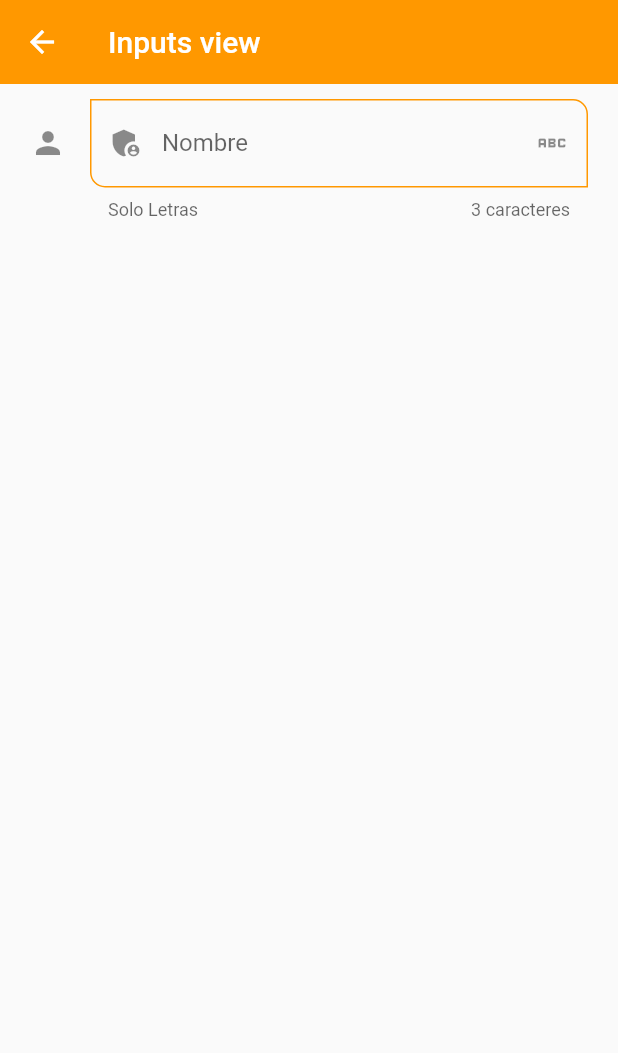
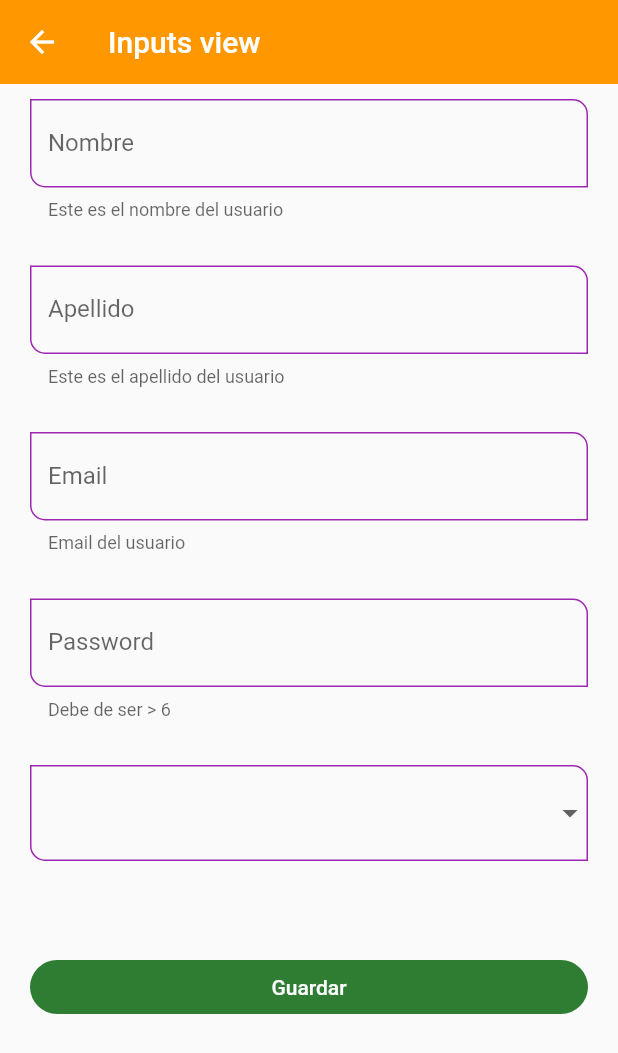
Before and after one commit to rodri2d2/FlutterWidgets, a Flutter app: the InputsView screen opened by its route, on a phone screen of 412 x 824 dp. Shown: the top 1053 px of the screen. Run offline on Flutter 3.47's test engine with Material 2 defaults, Android fonts, the phone set to English and light mode, and no system bars; missing offline and left inert: dart:ffi.

Commit message:
Update Inputs View
Create a custom TextField
Add a drop menu
Add TextField themes to app theme

```diff
--- a/lib/resourses/app_theme.dart
+++ b/lib/resourses/app_theme.dart
@@ -34,9 +34,16 @@ class AppTheme {
     ),
 
     //
-    inputDecorationTheme: InputDecorationTheme(
+    inputDecorationTheme: const InputDecorationTheme(
       floatingLabelStyle: TextStyle(color: primary),
       enabledBorder: OutlineInputBorder(
+        borderSide: BorderSide(color: Colors.purple),
+        borderRadius: BorderRadius.only(
+          bottomLeft: Radius.circular(10),
+          topRight: Radius.circular(10),
+        ),
+      ),
+      focusedBorder: OutlineInputBorder(
         borderSide: BorderSide(color: primary),
         borderRadius: BorderRadius.only(
           bottomLeft: Radius.circular(10),
--- a/lib/views/comon_components/comon_components.dart
+++ b/lib/views/comon_components/comon_components.dart
@@ -1,2 +1,3 @@
 export 'package:flutter_widgets/views/comon_components/custom_card_type_one.dart';
 export 'package:flutter_widgets/views/comon_components/custom_cart_type_two.dart';
+export 'package:flutter_widgets/views/comon_components/custom_text_field.dart';
--- /dev/null
+++ b/lib/views/comon_components/custom_text_field.dart
@@ -0,0 +1,56 @@
+import 'dart:ffi';
+
+import 'package:flutter/material.dart';
+
+class CustomInputField extends StatelessWidget {
+  final String? hintText;
+  final String? labelText;
+  final String? helperText;
+  final IconData? icon;
+  final IconData? preffixIcon;
+  final IconData? suffixIcon;
+  final TextInputType type;
+  final bool isPassword;
+
+  //
+  final String formProperty;
+  final Map<String, dynamic> formValues;
+
+  const CustomInputField({
+    super.key,
+    this.hintText,
+    this.labelText,
+    this.helperText,
+    this.icon,
+    this.preffixIcon,
+    this.suffixIcon,
+    this.type = TextInputType.name,
+    this.isPassword = false,
+    required this.formProperty,
+    required this.formValues,
+  });
+
+  @override
+  Widget build(BuildContext context) {
+    return TextFormField(
+      autofocus: false,
+      textCapitalization: TextCapitalization.words,
+      keyboardType: type,
+      obscureText: isPassword,
+      onChanged: (value) => formValues[formProperty] = value,
+      // validator: (value) {
+      //   if (value == null) return 'Este campo es requerido';
+      //   return value.length < 3 ? 'Min. 3 letras' : null;
+      // },
+      autovalidateMode: AutovalidateMode.onUserInteraction,
+      decoration: InputDecoration(
+        hintText: hintText,
+        labelText: labelText,
+        helperText: helperText,
+        suffixIcon: suffixIcon == null ? null : Icon(suffixIcon),
+        prefixIcon: preffixIcon == null ? null : Icon(preffixIcon),
+        icon: icon == null ? null : Icon(icon),
+      ),
+    );
+  }
+}
--- a/lib/views/inputsView.dart
+++ b/lib/views/inputsView.dart
@@ -1,43 +1,100 @@
 import 'package:flutter/material.dart';
+import 'package:flutter_widgets/views/comon_components/comon_components.dart';
 
 class InputsView extends StatelessWidget {
   const InputsView({super.key});
 
   @override
   Widget build(BuildContext context) {
+    // Esta key sera asignada al formulario
+    final GlobalKey<FormState> formKey = GlobalKey<FormState>();
+
+    final Map<String, dynamic> formValues = {
+      'first_name': '',
+      'last_name': '',
+      'email': '',
+      'password': '',
+      'role': 'Admin'
+    };
+
     return Scaffold(
       appBar: AppBar(
-        title: Text('Inputs view'),
+        title: const Text('Inputs view'),
       ),
       body: SingleChildScrollView(
           padding: EdgeInsets.symmetric(horizontal: 20, vertical: 10),
-          child: Column(
-            children: [
-              TextFormField(
-                autofocus: false,
-                textCapitalization: TextCapitalization.words,
-                onChanged: (value) => print(value),
-                validator: (value) {
-                  if (value == null) return 'Este campo es requerido';
-                  return value.length < 3 ? 'Min. 3 letras' : null;
-                },
-                autovalidateMode: AutovalidateMode.onUserInteraction,
-                decoration: const InputDecoration(
+          child: Form(
+            key: formKey,
+            child: Column(
+              children: [
+                CustomInputField(
+                  labelText: 'Nombre',
                   hintText: 'Nombre del usuario',
-                  labelText: 'Nombre',
-                  helperText: 'Solo Letras',
-                  counterText: '3 caracteres',
-                  suffixIcon: Icon(Icons.abc),
-                  prefixIcon: Icon(Icons.admin_panel_settings),
-                  icon: Icon(Icons.person),
-                  border: OutlineInputBorder(
-                    borderRadius: BorderRadius.only(
-                      bottomLeft: Radius.circular(10),
-                    ),
+                  helperText: 'Este es el nombre del usuario',
+                  formProperty: 'first_name',
+                  formValues: formValues,
+                ),
+                const SizedBox(height: 30),
+                CustomInputField(
+                  labelText: 'Apellido',
+                  hintText: 'Apellido del usuario',
+                  helperText: 'Este es el apellido del usuario',
+                  formProperty: 'last_name',
+                  formValues: formValues,
+                ),
+                const SizedBox(height: 30),
+                CustomInputField(
+                  labelText: 'Email',
+                  helperText: 'Email del usuario',
+                  type: TextInputType.emailAddress,
+                  formProperty: 'email',
+                  formValues: formValues,
+                ),
+                const SizedBox(height: 30),
+                CustomInputField(
+                  labelText: 'Password',
+                  helperText: 'Debe de ser > 6',
+                  hintText: 'Password',
+                  isPassword: true,
+                  formProperty: 'password',
+                  formValues: formValues,
+                ),
+                const SizedBox(height: 30),
+                DropdownButtonFormField(
+                  items: const [
+                    DropdownMenuItem(value: 'Admin', child: Text('Admin')),
+                    DropdownMenuItem(value: 'Dev', child: Text('Developer')),
+                    DropdownMenuItem(
+                        value: 'SuperUser', child: Text('Super user')),
+                    DropdownMenuItem(value: 'User', child: Text('User')),
+                    DropdownMenuItem(value: 'guest', child: Text('Guest')),
+                  ],
+                  onChanged: (value) {
+                    print(value);
+                    formValues['role'] = value;
+                  },
+                ),
+                const SizedBox(height: 60),
+                ElevatedButton(
+                  child: const SizedBox(
+                    width: double.infinity,
+                    child: Center(child: Text('Guardar')),
                   ),
-                ),
-              ),
-            ],
+                  onPressed: () {
+                    // Para quitar el foco del teclado
+                    FocusScope.of(context).requestFocus(FocusNode());
+
+                    //
+                    if (!formKey.currentState!.validate()) {
+                      print('No es valido');
+                      return;
+                    }
+
+                    print(formValues);
+                  },
+                )
+              ],
+            ),
           )),
     );
   }
```
